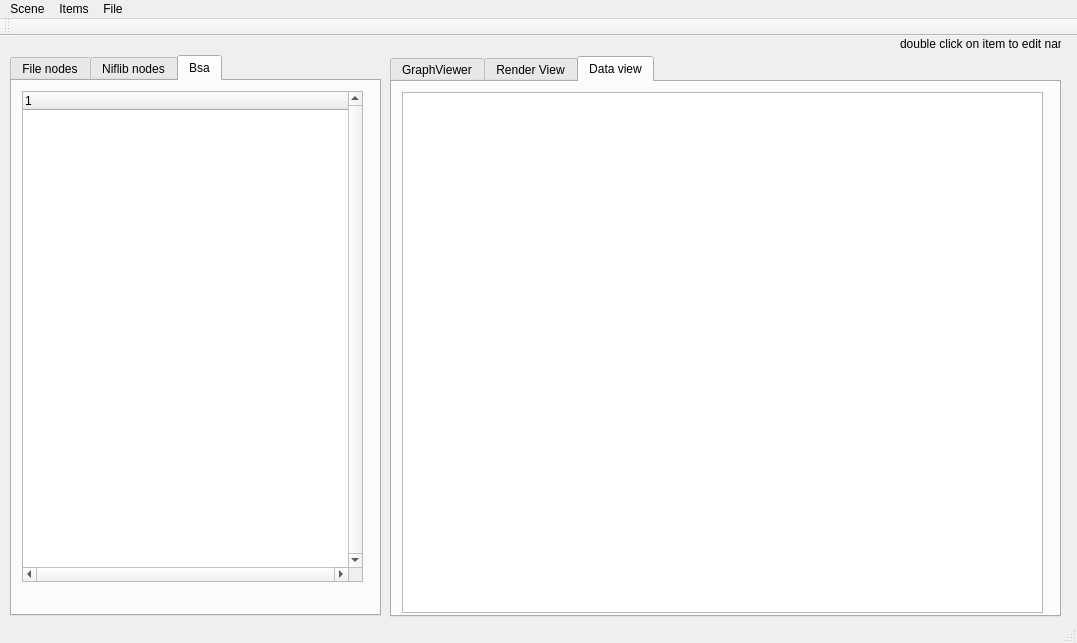
Old version of the form mainwindow.ui in the repository nexustheru/playingaround.
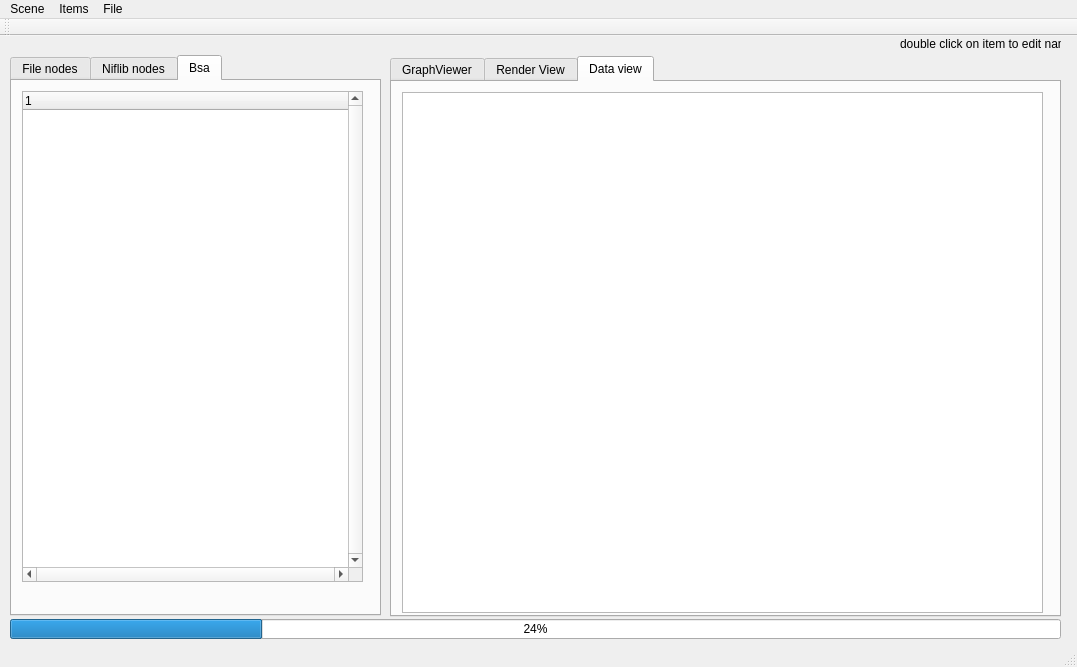
New version of the form. Custom widgets are drawn as their Qt base class.

Diff of the .ui file:
```diff
--- a/mainwindow.ui
+++ b/mainwindow.ui
@@ -7,7 +7,7 @@
     <x>0</x>
     <y>0</y>
     <width>1077</width>
-    <height>643</height>
+    <height>667</height>
    </rect>
   </property>
   <property name="mouseTracking">
@@ -231,6 +231,19 @@
      <string>double click on item to edit name</string>
     </property>
    </widget>
+   <widget class="QProgressBar" name="progressBar">
+    <property name="geometry">
+     <rect>
+      <x>10</x>
+      <y>583</y>
+      <width>1051</width>
+      <height>20</height>
+     </rect>
+    </property>
+    <property name="value">
+     <number>24</number>
+    </property>
+   </widget>
   </widget>
   <widget class="QMenuBar" name="menuBar">
    <property name="geometry">
```
